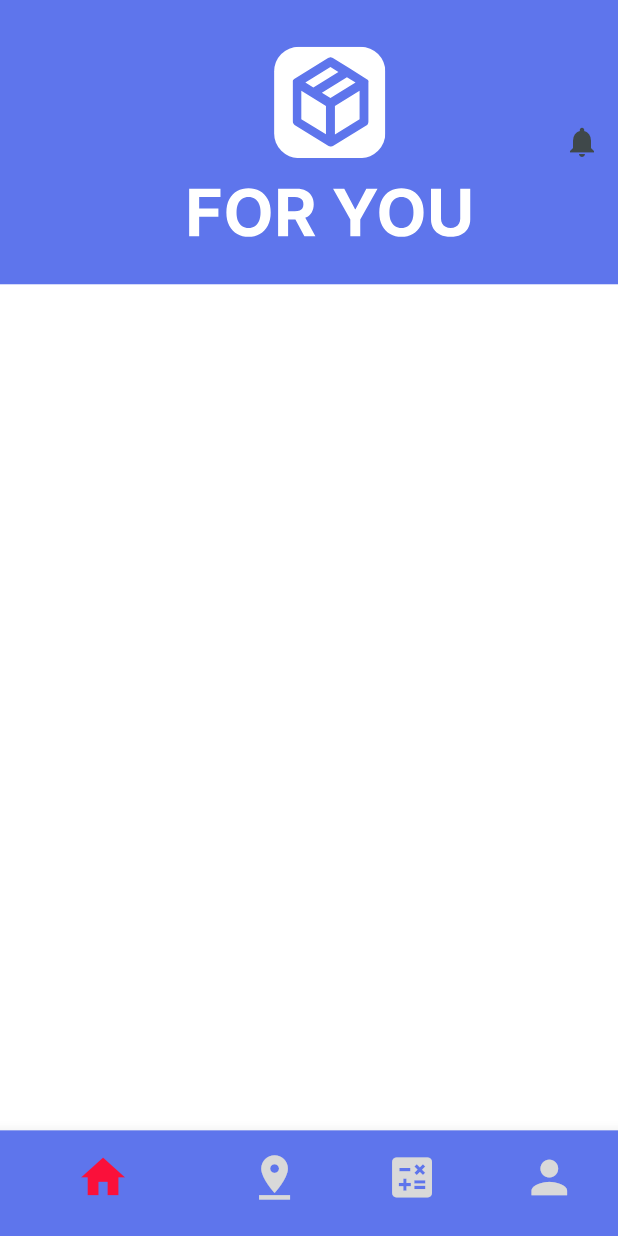
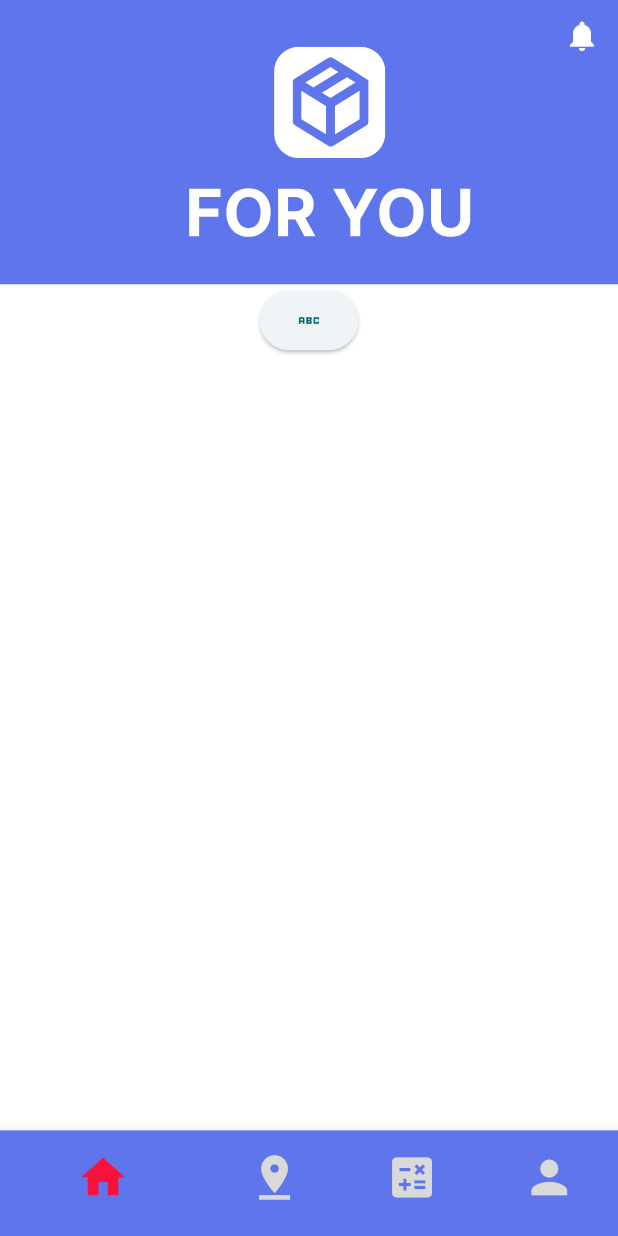
Before and after one commit to husainaali/for_you, a Flutter app: the screen it shows after launch, on a phone screen of 412 x 824 dp. Run offline on Flutter 3.47's test engine with Material 3 defaults, Android fonts, the phone set to English and light mode, and no system bars; our stand-ins replace easy_localization, file_picker, flutter_native_splash, flutter_svg, get_it, go_router and 1 more.

Commit message:
home start up

```diff
--- a/lib/views/home_view/home_page_view.dart
+++ b/lib/views/home_view/home_page_view.dart
@@ -22,7 +22,15 @@ class HomePageView extends StatelessWidget {
                 backgroundColor: AppColor.appColorWhite,
                 body: SafeArea(
                   top: bool.fromEnvironment('name'),
-                  child: Container())
+                  child: ListView(children: [
+
+
+                    SizedBox(child: Column(children: [ElevatedButton(onPressed: () {
+
+                    },
+                    style: ButtonStyle( ),
+                    child: Icon(Icons.abc))]),)
+                  ],))
               ),
             ));
   }
--- a/lib/widgets/custom_home_appbar.dart
+++ b/lib/widgets/custom_home_appbar.dart
@@ -22,6 +22,8 @@ AppBar customHomeAppBar(context) {
             ),
           ),
         ),
-        IconButton(icon:Icon( Icons.notifications), onPressed: () {  },),
+        Align(
+          alignment: Alignment.topRight,
+          child: IconButton(icon:Icon( Icons.notifications),color: AppColor.appColorWhite, onPressed: () {  },)),
       ]);
 }
```
